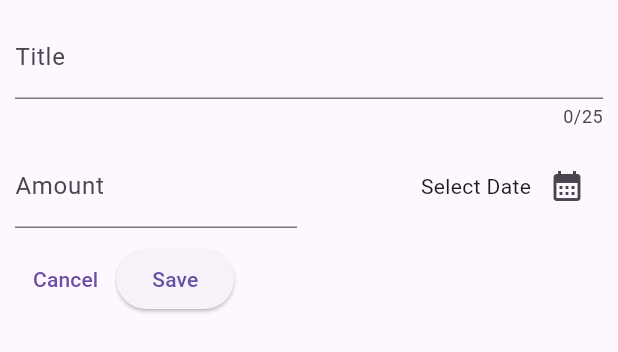
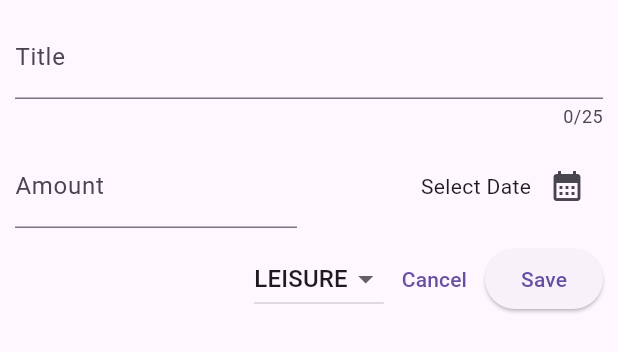
Before and after one commit to Aarushi0010/expense_tracker_app, a Flutter app: the NewExpense widget shown alone on an empty page, opened directly, on a phone screen of 412 x 824 dp. Shown: the top 352 px of the screen. Run offline on Flutter 3.47's test engine with Material 3 defaults, Android fonts, the phone set to English and light mode, and no system bars.

```diff
--- a/lib/widgets/new_expenses.dart
+++ b/lib/widgets/new_expenses.dart
@@ -1,6 +1,4 @@
-import 'package:flutter/cupertino.dart';
 import 'package:flutter/material.dart';
-import 'package:flutter/widgets.dart';
 import'package:expense_tracker/models/expense.dart';
 
 class NewExpense extends StatefulWidget{
@@ -17,6 +15,7 @@
   final _titleController = TextEditingController();
   final _amountController = TextEditingController();
   DateTime ? _selectedDate ;
+  Category _selectedCategory = Category.leisure;
 
   void _presentDatePicker()  async{
     final now = DateTime.now();
@@ -89,6 +88,22 @@
           const SizedBox(height : 10),
           Row(
             children: [
+              const Spacer(),
+              DropdownButton(
+                value: _selectedCategory,
+                  items: Category.values
+                      .map((category) => DropdownMenuItem(
+                          value: category,
+                          child: Text(category.name.toUpperCase())))
+                      .toList(),
+                  onChanged: (value) {
+                    if (value == null) {
+                      return;
+                    }
+                    setState(() {
+                      _selectedCategory = value;
+                    });
+                  }),
               TextButton(
                   onPressed: () {
                     Navigator.pop(context);
```
